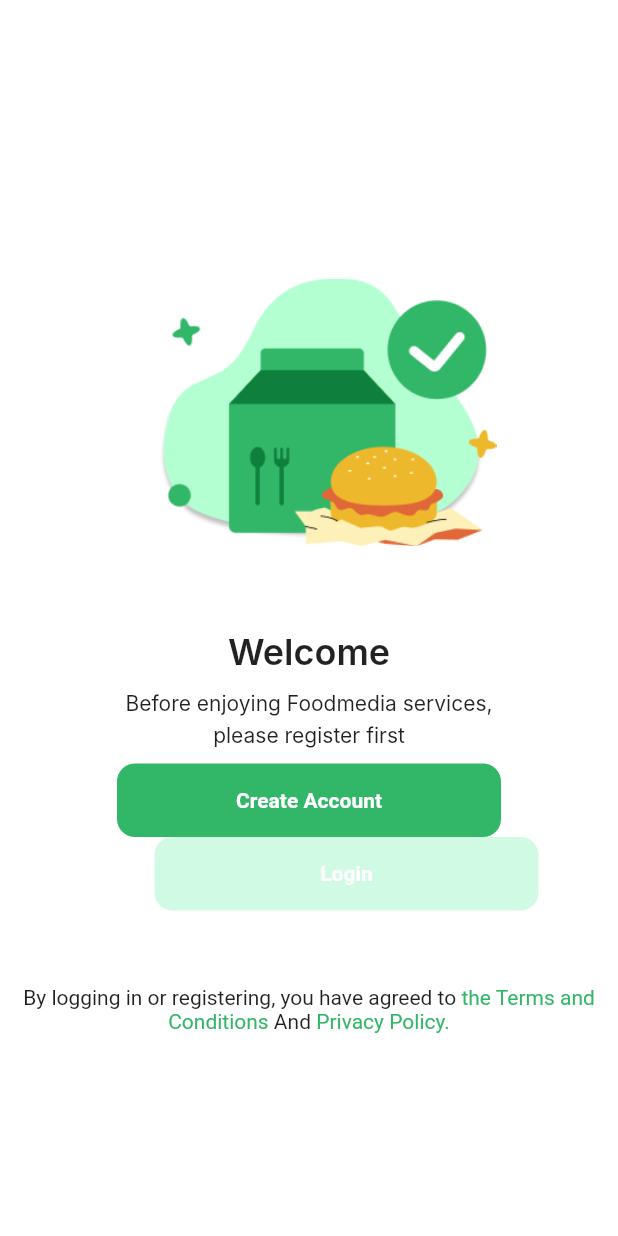
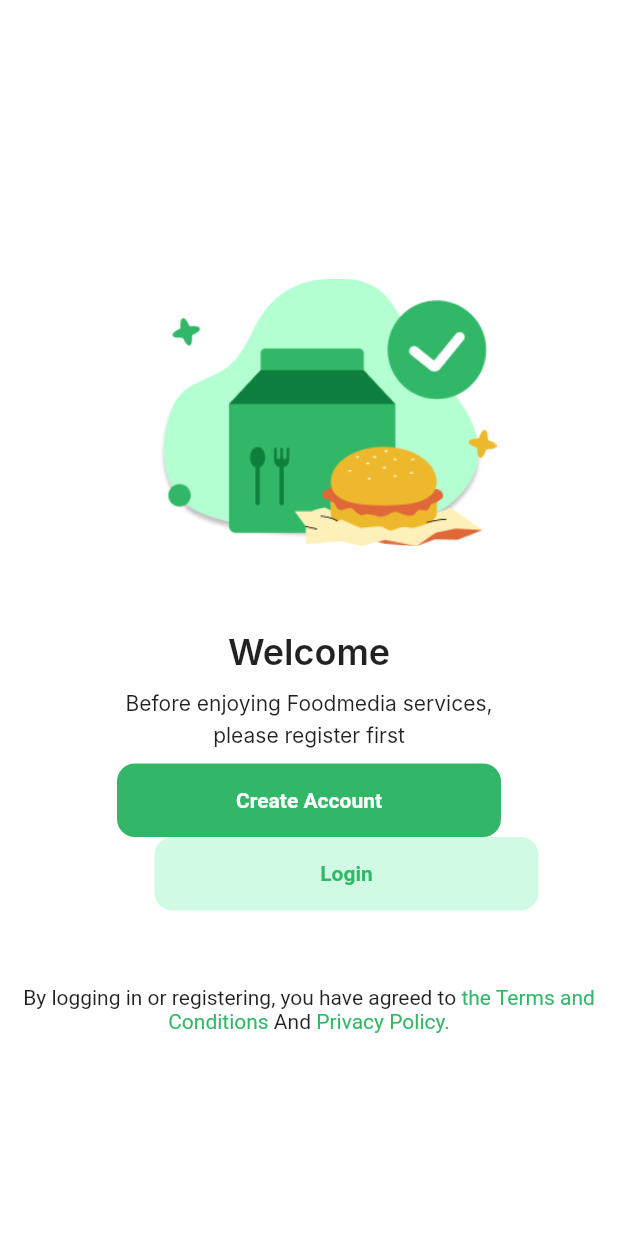
Before and after one commit to saadadel279/restaurant_app, a Flutter app: the screen it shows after launch, on a phone screen of 412 x 824 dp. Run offline on Flutter 3.47's test engine with Material 2 defaults, Android fonts, the phone set to English and light mode, and no system bars; Roboto replaces fonts that are missing (Inter).

Commit message:
commit welcom again

```diff
--- a/lib/Screens/welcome.dart
+++ b/lib/Screens/welcome.dart
@@ -85,7 +85,7 @@ class WelcomeScreen extends StatelessWidget {
                   Text(
                     'Login',
                     style: TextStyle(
-                        color: Colors.white,
+                        color: Color(0xFF32B768),
                         fontWeight: FontWeight.bold,
                         fontSize: 14),
                   )
```
Also changed, not shown: lib/Screens/q.dart (deleted), lib/widgets/text.dart (deleted).
